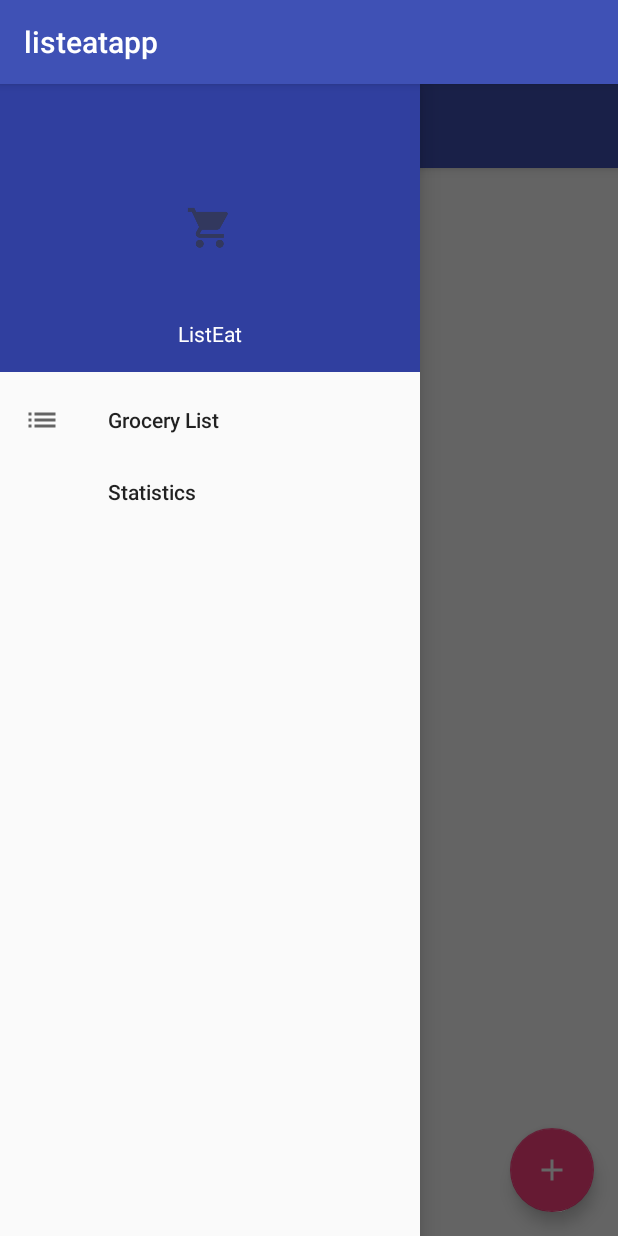
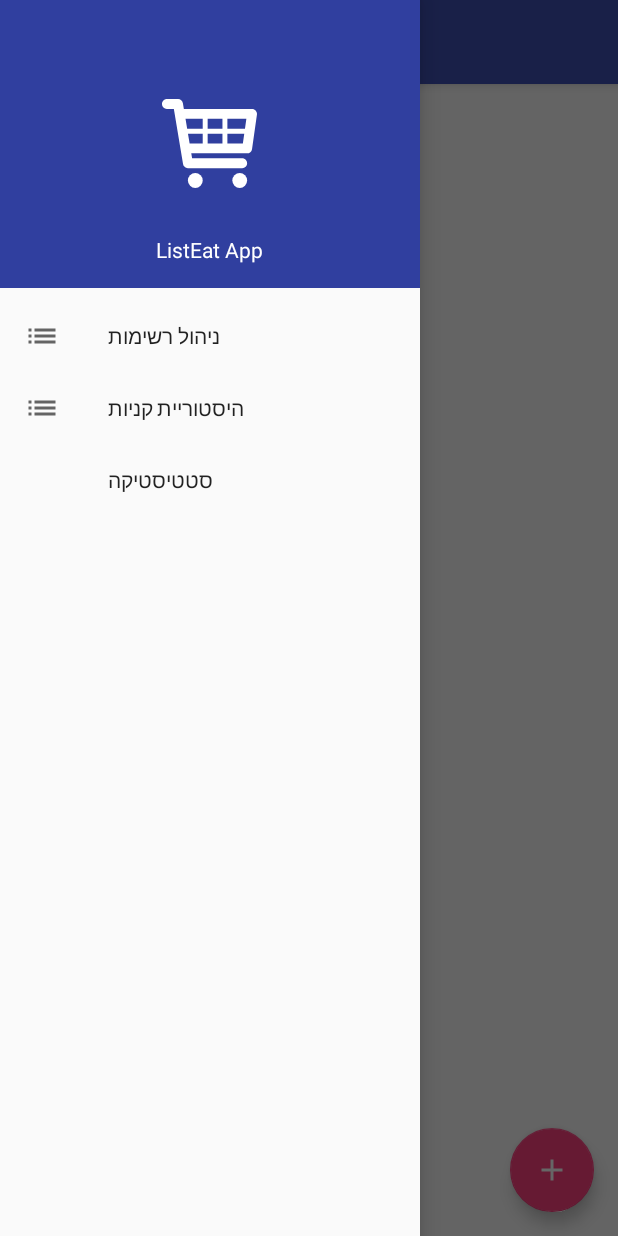
Before and after one commit to edibusl/listeatapp, an Android app: the screen it shows after launch (GListActivity), with the side drawer open, on a phone screen of 412 x 824 dp. Run offline under Robolectric (Android 15) with nearby library versions, the phone set to English and light mode, and no system bars; our stand-ins replace Volley; network calls fail.

Commit message:
Adding Navigation Drawer + more functionality

```diff
--- a/app/src/main/java/com/edibusl/listeatapp/glist/GListActivity.java
+++ b/app/src/main/java/com/edibusl/listeatapp/glist/GListActivity.java
@@ -1,7 +1,14 @@
 package com.edibusl.listeatapp.glist;
 
+import android.content.Intent;
+import android.support.design.widget.NavigationView;
+import android.support.v4.view.GravityCompat;
+import android.support.v4.widget.DrawerLayout;
+import android.support.v7.app.ActionBar;
 import android.support.v7.app.AppCompatActivity;
 import android.os.Bundle;
+import android.support.v7.widget.Toolbar;
+import android.view.MenuItem;
 
 import com.edibusl.listeatapp.R;
 import com.edibusl.listeatapp.helpers.ActivityUtils;
@@ -9,6 +16,7 @@ import com.edibusl.listeatapp.model.repository.AppData;
 
 public class GListActivity extends AppCompatActivity {
     private GListPresenter mGListPresenter;
+    private DrawerLayout mDrawerLayout;
 
     @Override
     protected void onCreate(Bundle savedInstanceState) {
@@ -26,6 +34,59 @@ public class GListActivity extends AppCompatActivity {
         }
 
         //Create the Presenter
-        mGListPresenter = new GListPresenter(AppData.getInstance(), innerGListFragment);
+        this.mGListPresenter = new GListPresenter(AppData.getInstance(), innerGListFragment);
+
+        //Set up the toolbar
+        Toolbar toolbar = (Toolbar) findViewById(R.id.toolbar);
+        setSupportActionBar(toolbar);
+        ActionBar ab = getSupportActionBar();
+        ab.setHomeAsUpIndicator(R.drawable.ic_menu);
+        ab.setDisplayHomeAsUpEnabled(true);
+        ab.setTitle("רשימת מכולת 1");
+
+        //Set up the navigation drawer
+        mDrawerLayout = (DrawerLayout) findViewById(R.id.drawer_layout);
+        mDrawerLayout.setStatusBarBackground(R.color.colorPrimaryDark);
+        NavigationView navigationView = (NavigationView) findViewById(R.id.nav_view);
+        if (navigationView != null) {
+            setupDrawerContent(navigationView);
+        }
+    }
+
+    @Override
+    public boolean onOptionsItemSelected(MenuItem item) {
+        switch (item.getItemId()) {
+            case android.R.id.home:
+                // Open the navigation drawer when the home icon is selected from the toolbar.
+                mDrawerLayout.openDrawer(GravityCompat.START);
+                return true;
+        }
+        return super.onOptionsItemSelected(item);
+    }
+
+    //TODO - Move this function to a common utils func
+    private void setupDrawerContent(NavigationView navigationView) {
+        navigationView.setNavigationItemSelectedListener(
+                new NavigationView.OnNavigationItemSelectedListener() {
+                    @Override
+                    public boolean onNavigationItemSelected(MenuItem menuItem) {
+                        switch (menuItem.getItemId()) {
+                            case R.id.glist_navigation_menu_item:
+                                // Do nothing, we're already on that screen
+                                break;
+                            case R.id.statistics_navigation_menu_item:
+                                //TODO
+//                                Intent intent = new Intent(TasksActivity.this, StatisticsActivity.class);
+//                                startActivity(intent);
+                                break;
+                            default:
+                                break;
+                        }
+                        // Close the navigation drawer when an item is selected.
+                        menuItem.setChecked(true);
+                        mDrawerLayout.closeDrawers();
+                        return true;
+                    }
+                });
     }
 }
--- /dev/null
+++ b/app/src/main/res/drawable-hdpi/glist_item_category_back.xml
@@ -0,0 +1,5 @@
+<?xml version="1.0" encoding="utf-8"?>
+<shape xmlns:android="http://schemas.android.com/apk/res/android" android:shape="rectangle" >
+    <solid android:color="@android:color/white" />
+    <stroke android:width="3dip" android:color="#4fa5d5"/>
+</shape>
--- /dev/null
+++ b/app/src/main/res/drawable-xhdpi/ic_menu.xml
@@ -0,0 +1,9 @@
+<vector xmlns:android="http://schemas.android.com/apk/res/android"
+    android:width="24dp"
+    android:height="24dp"
+    android:viewportWidth="24.0"
+    android:viewportHeight="24.0">
+    <path
+        android:fillColor="#FFFFFFFF"
+        android:pathData="M3,18h18v-2H3v2zm0,-5h18v-2H3v2zm0,-7v2h18V6H3z" />
+</vector>
--- /dev/null
+++ b/app/src/main/res/drawable/ic_shopping_cart.xml
@@ -0,0 +1,6 @@
+<vector android:height="24dp" android:viewportHeight="19.25"
+    android:viewportWidth="19.25" android:width="24dp" xmlns:android="http://schemas.android.com/apk/res/android">
+    <path android:fillColor="#FFFFFF" android:pathData="M19.006,2.97c-0.191,-0.219 -0.466,-0.345 -0.756,-0.345H4.431L4.236,1.461C4.156,0.979 3.739,0.625 3.25,0.625H1c-0.553,0 -1,0.447 -1,1s0.447,1 1,1h1.403l1.86,11.164c0.008,0.045 0.031,0.082 0.045,0.124c0.016,0.053 0.029,0.103 0.054,0.151c0.032,0.066 0.075,0.122 0.12,0.179c0.031,0.039 0.059,0.078 0.095,0.112c0.058,0.054 0.125,0.092 0.193,0.13c0.038,0.021 0.071,0.049 0.112,0.065c0.116,0.047 0.238,0.075 0.367,0.075c0.001,0 11.001,0 11.001,0c0.553,0 1,-0.447 1,-1s-0.447,-1 -1,-1H6.097l-0.166,-1H17.25c0.498,0 0.92,-0.366 0.99,-0.858l1,-7C19.281,3.479 19.195,3.188 19.006,2.97zM17.097,4.625l-0.285,2H13.25v-2H17.097zM12.25,4.625v2h-3v-2H12.25zM12.25,7.625v2h-3v-2H12.25zM8.25,4.625v2h-3c-0.053,0 -0.101,0.015 -0.148,0.03l-0.338,-2.03H8.25zM5.264,7.625H8.25v2H5.597L5.264,7.625zM13.25,9.625v-2h3.418l-0.285,2H13.25z"/>
+    <path android:fillColor="#FFFFFF" android:pathData="M6.75,17.125m-1.5,0a1.5,1.5 0,1 1,3 0a1.5,1.5 0,1 1,-3 0"/>
+    <path android:fillColor="#FFFFFF" android:pathData="M15.75,17.125m-1.5,0a1.5,1.5 0,1 1,3 0a1.5,1.5 0,1 1,-3 0"/>
+</vector>
--- a/app/src/main/res/layout/nav_header.xml
+++ b/app/src/main/res/layout/nav_header.xml
@@ -8,12 +8,6 @@
     android:padding="16dp"
     android:theme="@style/ThemeOverlay.AppCompat.Dark">
 
-    <ImageView
-        android:layout_width="100dp"
-        android:layout_height="wrap_content"
-        android:layout_gravity="center"
-        android:src="@drawable/ic_logo" />
-
     <TextView
         android:layout_width="wrap_content"
         android:layout_height="wrap_content"
@@ -21,4 +15,10 @@
         android:text="@string/navigation_view_header_title"
         android:textAppearance="@style/TextAppearance.AppCompat.Body1" />
 
+    <ImageView
+        android:layout_width="123dp"
+        android:layout_height="63dp"
+        android:layout_gravity="center"
+        android:src="@drawable/ic_shopping_cart" />
+
 </FrameLayout>
--- a/app/src/main/res/menu/drawer_actions.xml
+++ b/app/src/main/res/menu/drawer_actions.xml
@@ -2,10 +2,14 @@
 <menu xmlns:android="http://schemas.android.com/apk/res/android">
 
     <item
-        android:id="@+id/list_navigation_menu_item"
+        android:id="@+id/glist_navigation_menu_item"
         android:icon="@drawable/ic_list"
-        android:title="@string/list_title" />
+        android:title="@string/nav_menu_item_glist" />
+    <item
+        android:id="@+id/history_navigation_menu_item"
+        android:icon="@drawable/ic_list"
+        android:title="@string/nav_menu_item_history" />
     <item
         android:id="@+id/statistics_navigation_menu_item"
-        android:title="@string/statistics_title" />
+        android:title="@string/nav_menu_item_statistics" />
 </menu>
--- a/app/src/main/res/values/strings.xml
+++ b/app/src/main/res/values/strings.xml
@@ -1,8 +1,9 @@
 <resources>
     <string name="app_name">listeatapp</string>
-    <string name="navigation_view_header_title">ListEat</string>
-    <string name="list_title">Grocery List</string>
-    <string name="statistics_title">Statistics</string>
+    <string name="navigation_view_header_title">ListEat App</string>
+    <string name="nav_menu_item_glist">ניהול רשימות</string>
+    <string name="nav_menu_item_statistics">סטטיסטיקה</string>
+    <string name="nav_menu_item_history">היסטוריית קניות</string>
 
     <string name="glist_item_quantity_label">יח</string>
     <string name="glist_item_weight_label">גרם</string>
--- a/app/src/main/res/values/styles.xml
+++ b/app/src/main/res/values/styles.xml
@@ -6,6 +6,8 @@
         <item name="colorPrimary">@color/colorPrimary</item>
         <item name="colorPrimaryDark">@color/colorPrimaryDark</item>
         <item name="colorAccent">@color/colorAccent</item>
+        <item name="windowActionBar">false</item>
+        <item name="windowNoTitle">true</item>
     </style>
 
     <style name="Toolbar" parent="ThemeOverlay.AppCompat.Dark.ActionBar" />
```
Also changed, not shown: app/src/main/java/com/edibusl/listeatapp/glist/GListFragment.java (+46 -14 lines), app/src/main/res/layout/glist_gitem_category.xml (added, +25 -0 lines).
